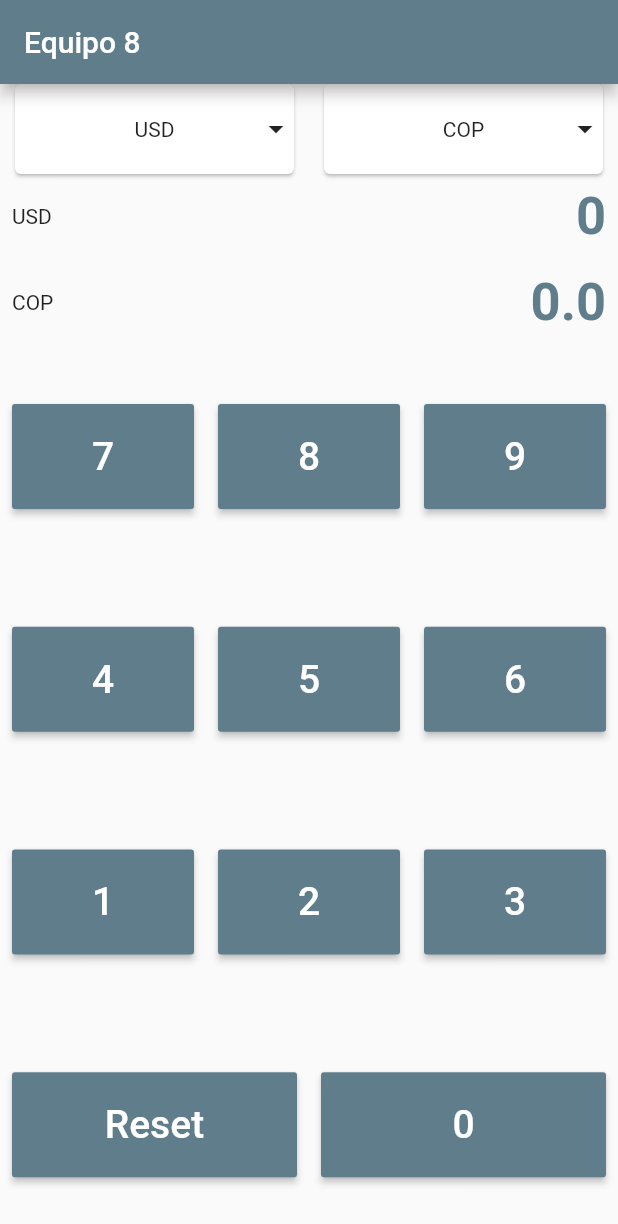
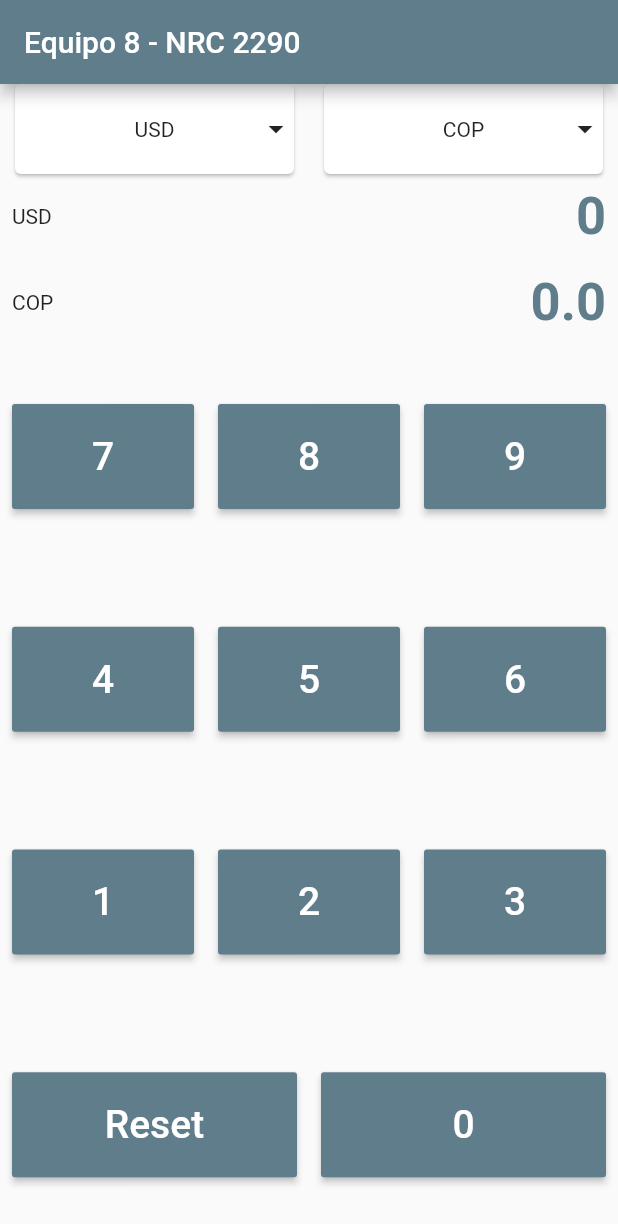
Before and after one commit to Conitan/ciclo4_reto1_equipo8, a Flutter app: the screen it shows after launch, on a phone screen of 412 x 824 dp. Shown: the top 1224 px of the screen. Run offline on Flutter 3.47's test engine with Material 2 defaults, Android fonts, the phone set to English and light mode, and no system bars; missing offline and left inert: direct_select.

Commit message:
NRC 2290

```diff
--- a/lib/ui/pages/converter_page.dart
+++ b/lib/ui/pages/converter_page.dart
@@ -32,7 +32,7 @@ class _ConverterPageState extends State<ConverterPage> {
     // El siguiente widget en el arbol es el Scaffold
     return Scaffold(
         appBar: AppBar(
-          title: const Text('Equipo 8'),
+          title: const Text('Equipo 8 - NRC 2290'),
         ),
         body: Column(children: [
           Row(
```
